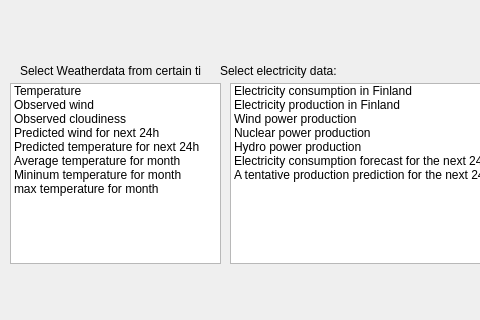
Qt form weather_power_app/mainwindow.ui (Teemumokkonen/comp-se-110-software-design) before a commit; both pictures show x 0 to 480 and y 526 to 846 of the 1329 by 846 pixel window.
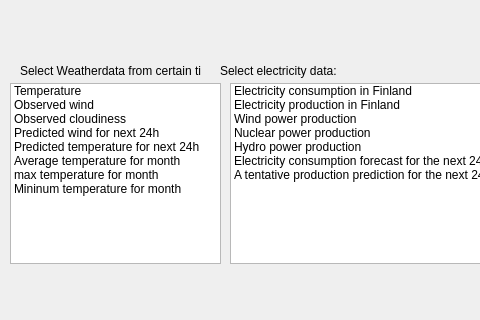
The same form after that commit.

What changed in the file:
```diff
--- a/weather_power_app/mainwindow.ui
+++ b/weather_power_app/mainwindow.ui
@@ -300,7 +300,7 @@
     </item>
     <item>
      <property name="text">
-      <string>Mininum temperature for month</string>
+      <string>max temperature for month</string>
      </property>
      <property name="checkState">
       <enum>Unchecked</enum>
@@ -311,7 +311,7 @@
     </item>
     <item>
      <property name="text">
-      <string>max temperature for month</string>
+      <string>Mininum temperature for month</string>
      </property>
      <property name="checkState">
       <enum>Unchecked</enum>
```
